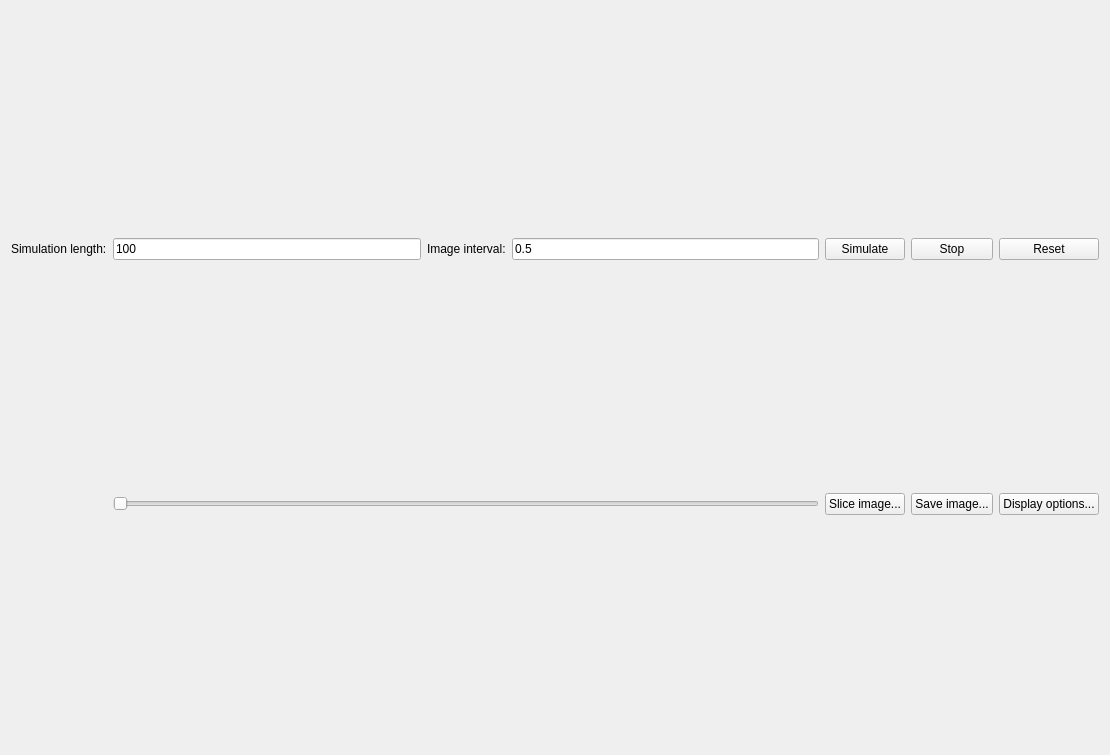
spatial-model-editor/spatial-model-editor, file src/gui/tabs/tabsimulate.ui: the form before one commit.
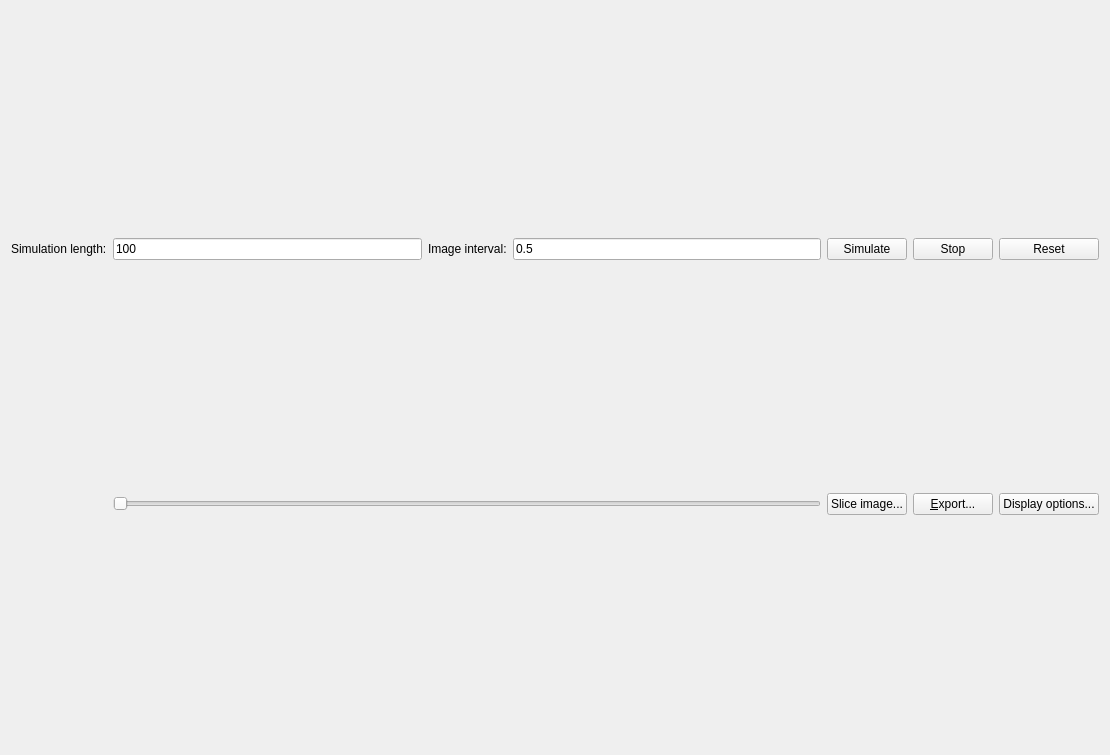
The form after the commit.

Commit message:
add option to export simulation results as csv text file
  - "Save Image" button in Simulation tab -> "Export..."
  - DialogImageSave -> DialogExport
  - add option to export csv to DialogExport
  - export avg/min/max concentrations as csv from PlotWrapper
  - resolves #322

```diff
--- a/src/gui/tabs/tabsimulate.ui
+++ b/src/gui/tabs/tabsimulate.ui
@@ -123,7 +123,7 @@
      <item row="2" column="6">
       <widget class="QPushButton" name="btnSaveImage">
        <property name="text">
-        <string>Save image...</string>
+        <string>&amp;Export...</string>
        </property>
       </widget>
      </item>
```
Left out of the diff: 2 changed lines with no effect on the pictures. The commit also changes 15 other files.
